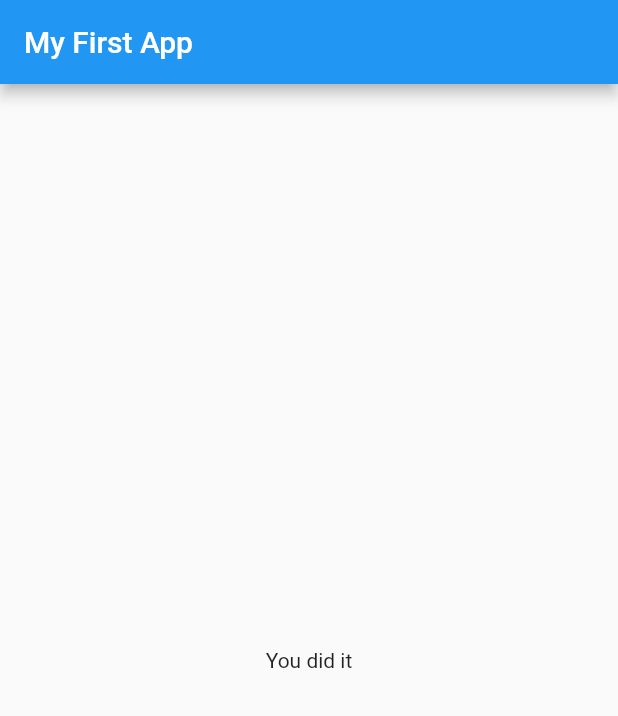
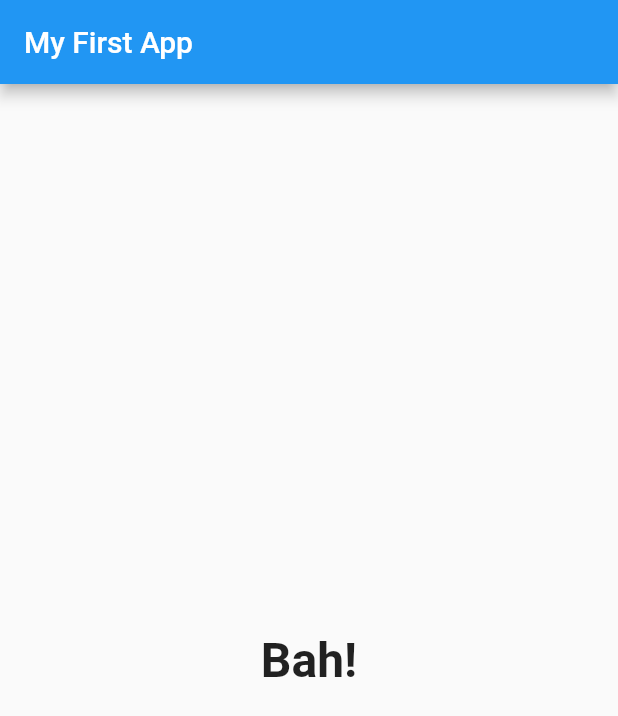
Before and after one commit to AndyMuloki/flutter-guide, a Flutter app: the screen it shows after launch, after a tap on "Black", after a tap on "OneRepublic", after a tap on "ManUnited", on a phone screen of 412 x 824 dp. Shown: the top 716 px of the screen. Run offline on Flutter 3.47's test engine with Material 2 defaults, Android fonts, the phone set to English and light mode, and no system bars.

Commit message:
add result feedback

```diff
--- a/lib/main.dart
+++ b/lib/main.dart
@@ -82,7 +82,7 @@ class _MyAppState extends State<MyApp> {
                 questionIndex: _questionIndex,
                 questions: _questions,
               )
-            : Result(),
+            : Result(_totalScore),
       ),
     );
   }
--- a/lib/result.dart
+++ b/lib/result.dart
@@ -1,12 +1,32 @@
 import 'package:flutter/material.dart';
 
 class Result extends StatelessWidget {
-  const Result({Key key}) : super(key: key);
+  final int resultScore;
+
+  Result(this.resultScore);
+
+  String get resultPhrase {
+    String resultText;
+    if (resultScore <= 8) {
+      resultText = 'Awesome, you\'re pretty cool!';
+    } else if (resultScore <= 12) {
+      resultText = 'Pretty Likeable!';
+    } else if (resultScore <= 16) {
+      resultText = 'Bah!';
+    } else {
+      resultText = "Bollocks!!";
+    }
+    return resultText;
+  }
 
   @override
   Widget build(BuildContext context) {
     return Center(
-      child: Text('You did it'),
+      child: Text(
+        resultPhrase,
+        style: TextStyle(fontSize: 32, fontWeight: FontWeight.bold),
+        textAlign: TextAlign.center,
+      ),
     );
   }
 }
```
